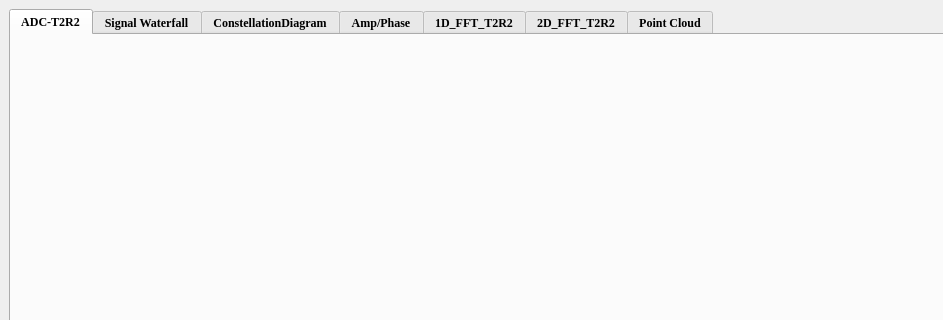
The window that Radar_UDP.ui (CruzeOliver/Andar_Radar_UDP) describes before a commit, drawn with Qt 5; both pictures show x 0 to 943 and y 0 to 320 of the 1226 by 943 pixel window.
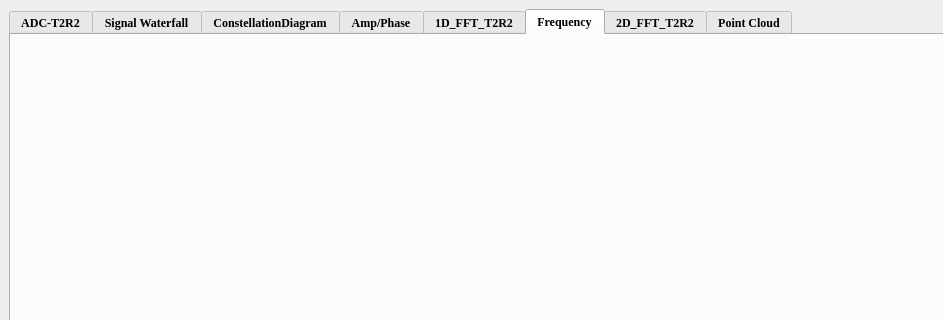
The same window after the commit.

Commit message: Add widgets-frequency to the UI to show that all four algorithms take changes into account in ranging

```diff
--- a/Radar_UDP.ui
+++ b/Radar_UDP.ui
@@ -611,7 +611,7 @@
        </font>
       </property>
       <property name="currentIndex">
-       <number>0</number>
+       <number>5</number>
       </property>
       <widget class="QWidget" name="tab_ADC">
        <attribute name="title">
@@ -733,6 +733,16 @@
         </item>
        </layout>
       </widget>
+      <widget class="QWidget" name="tab_2">
+       <attribute name="title">
+        <string>Frequency</string>
+       </attribute>
+       <layout class="QHBoxLayout" name="horizontalLayout_13">
+        <item>
+         <widget class="QWidget" name="widget_frequency" native="true"/>
+        </item>
+       </layout>
+      </widget>
       <widget class="QWidget" name="tab_2DFFT">
        <attribute name="title">
         <string>2D_FFT_T2R2</string>
```
The commit also changes 1 other file.
